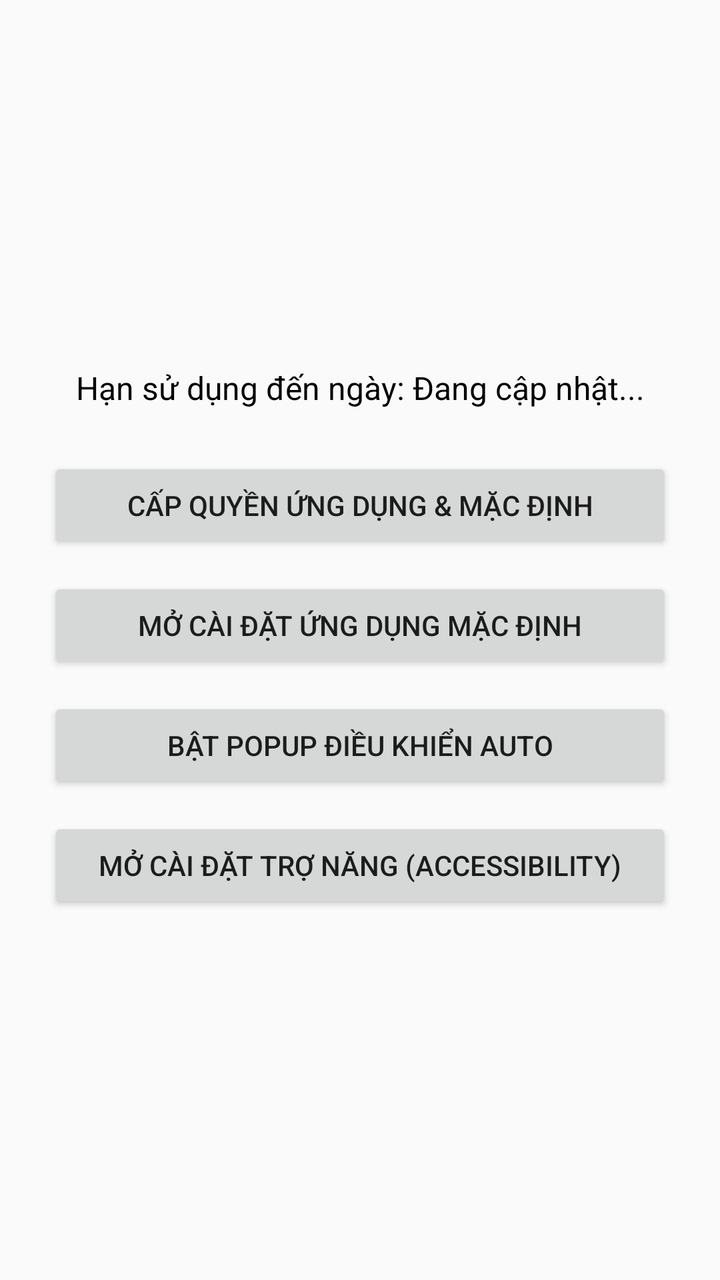
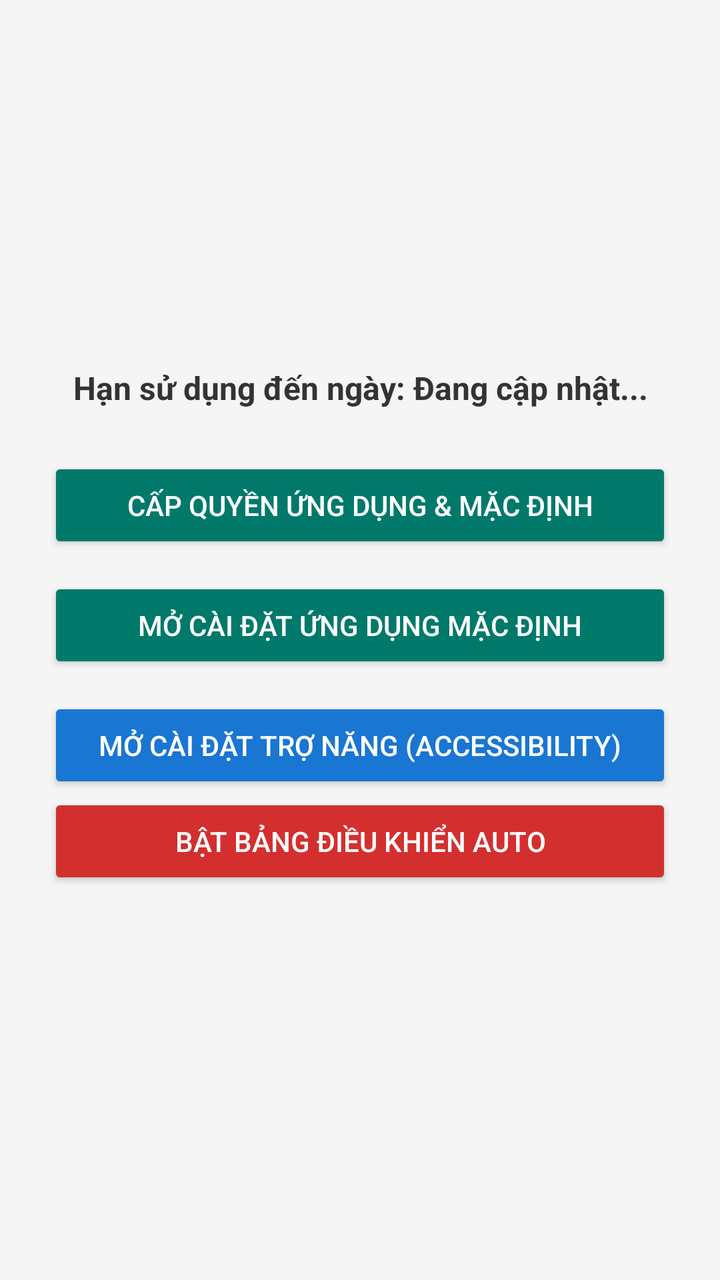

An Android layout rendered at two revisions. The XML below is the earlier revision; the diff shows what the commit changed to produce the second picture.
<!-- AndroidManifest.xml: application theme Theme.AppCompat.Light.NoActionBar -->
<!-- res/layout/activity_main.xml -->
<?xml version="1.0" encoding="utf-8"?>
<LinearLayout xmlns:android="http://schemas.android.com/apk/res/android"
    android:layout_width="match_parent"
    android:layout_height="match_parent"
    android:orientation="vertical"
    android:gravity="center"
    android:padding="24dp">

    
    <TextView
        android:id="@+id/txtExpiry"
        android:layout_width="match_parent"
        android:layout_height="wrap_content"
        android:text="Hạn sử dụng đến ngày: Đang cập nhật..."
        android:textSize="16sp"
        android:textColor="#000000"
        android:gravity="center"
        android:layout_marginBottom="24dp"/>

    
    <Button
        android:id="@+id/btnGrantPermissions"
        android:layout_width="match_parent"
        android:layout_height="wrap_content"
        android:text="Cấp quyền ứng dụng &amp; Mặc định"
        android:layout_marginBottom="12dp"/>

    
    <Button
        android:id="@+id/btnOpenDefaultSettings"
        android:layout_width="match_parent"
        android:layout_height="wrap_content"
        android:text="Mở Cài đặt Ứng dụng Mặc định"
        android:layout_marginBottom="12dp"/>

    
    <Button
        android:id="@+id/btnStartPopup"
        android:layout_width="match_parent"
        android:layout_height="wrap_content"
        android:text="Bật Popup Điều Khiển Auto"
        android:layout_marginBottom="12dp"/>

    
    <Button
        android:id="@+id/btnOpenAccessibility"
        android:layout_width="match_parent"
        android:layout_height="wrap_content"
        android:text="Mở Cài đặt Trợ năng (Accessibility)"/>

</LinearLayout>
<!-- resources referenced by this layout -->
<resources>

</resources>

<!-- the commit's change to res/layout/activity_main.xml (unified diff, before → after) -->
@@ -4,7 +4,8 @@
     android:layout_height="match_parent"
     android:orientation="vertical"
     android:gravity="center"
-    android:padding="24dp">
+    android:padding="24dp"
+    android:background="#F5F5F5">
 
     
     <TextView
@@ -13,7 +14,8 @@
         android:layout_height="wrap_content"
         android:text="Hạn sử dụng đến ngày: Đang cập nhật..."
         android:textSize="16sp"
-        android:textColor="#000000"
+        android:textStyle="bold"
+        android:textColor="#333333"
         android:gravity="center"
         android:layout_marginBottom="24dp"/>
 
@@ -23,6 +25,8 @@
         android:layout_width="match_parent"
         android:layout_height="wrap_content"
         android:text="Cấp quyền ứng dụng &amp; Mặc định"
+        android:backgroundTint="#00796B"
+        android:textColor="#FFFFFF"
         android:layout_marginBottom="12dp"/>
 
     
@@ -31,21 +35,29 @@
         android:layout_width="match_parent"
         android:layout_height="wrap_content"
         android:text="Mở Cài đặt Ứng dụng Mặc định"
+        android:backgroundTint="#00796B"
+        android:textColor="#FFFFFF"
         android:layout_marginBottom="12dp"/>
+
+    
+
+    
+    <Button
+        android:id="@+id/btnOpenAccessibility"
+        android:layout_width="match_parent"
+        android:layout_height="wrap_content"
+        android:text="Mở Cài đặt Trợ năng (Accessibility)"
+        android:backgroundTint="#1976D2"
+        android:textColor="#FFFFFF"/>
 
     
     <Button
         android:id="@+id/btnStartPopup"
         android:layout_width="match_parent"
         android:layout_height="wrap_content"
-        android:text="Bật Popup Điều Khiển Auto"
+        android:text="Bật Bảng Điều Khiển Auto"
+        android:backgroundTint="#D32F2F"
+        android:textColor="#FFFFFF"
         android:layout_marginBottom="12dp"/>
 
-    
-    <Button
-        android:id="@+id/btnOpenAccessibility"
-        android:layout_width="match_parent"
-        android:layout_height="wrap_content"
-        android:text="Mở Cài đặt Trợ năng (Accessibility)"/>
-
 </LinearLayout>
